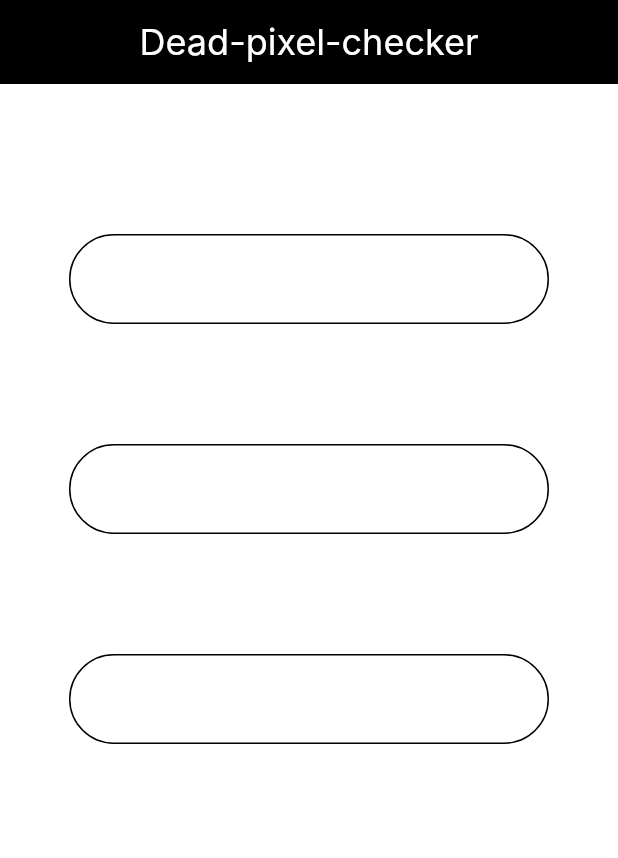
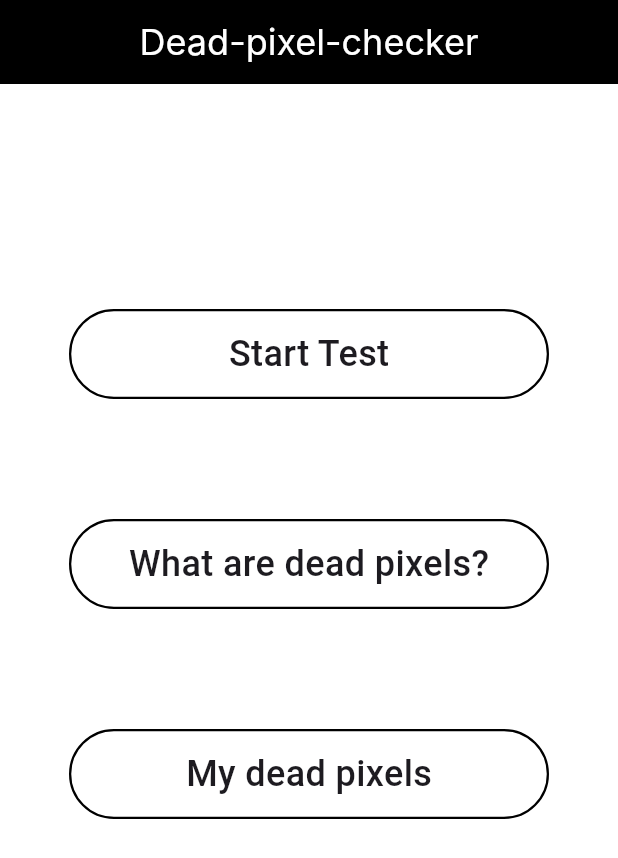
Before and after one commit to ShaaradNJ/Dead-Pixel-Checker-App, a Flutter app: the screen it shows after launch, on a phone screen of 412 x 824 dp. Shown: the top 858 px of the screen. Run offline on Flutter 3.47's test engine with Material 3 defaults, Android fonts, the phone set to English and light mode, and no system bars; Roboto replaces fonts that are missing (Inter).

Commit message:
completed home screen excpet the :settings: symbol...

```diff
--- a/lib/home_screen.dart
+++ b/lib/home_screen.dart
@@ -22,15 +22,26 @@ class HomeScreen extends StatelessWidget {
         children: [
           Center(
             child: Padding(
-              padding: const EdgeInsets.fromLTRB(10,100,10,10),
+              padding: const EdgeInsets.fromLTRB(10,150,10,10),
               child: Container(
                 height: 60,
                 width: 320,
                 decoration:BoxDecoration(
                 color: const Color.fromARGB(255, 255, 255, 255),
-                  border: Border.all(),
+                  border: Border.all(
+                    width: 1.5,
+                  ),
                   borderRadius: BorderRadius.circular(30),
 
+                ),
+                child: const Center(
+                  child:  Text("Start Test",
+                  style: TextStyle(
+                    fontSize: 24,
+                    fontWeight: FontWeight.w500,
+                  ),
+
+                )
                 ),
               ),
             ),
@@ -45,9 +56,20 @@ class HomeScreen extends StatelessWidget {
                 width: 320,
                 decoration:BoxDecoration(
                 color: const Color.fromARGB(255, 255, 255, 255),
-                  border: Border.all(),
+                  border: Border.all(
+                    width: 1.5,
+                  ),
                   borderRadius: BorderRadius.circular(30),
 
+                ),
+                child: const Center(
+                  child: Text("What are dead pixels?",
+                  style: TextStyle(
+                    fontSize: 24,
+                    fontWeight: FontWeight.w500,
+                  ),
+
+                  ),
                 ),
               ),
             ),
@@ -62,12 +84,26 @@ class HomeScreen extends StatelessWidget {
                 width: 320,
                 decoration:BoxDecoration(
                 color: const Color.fromARGB(255, 255, 255, 255),
-                  border: Border.all(),
+                  border: Border.all(
+                    width:1.5,
+                  ),
                   borderRadius: BorderRadius.circular(30),
 
                 ),
+                child: const Center(
+                  child: Text("My dead pixels",
+                  style: TextStyle(
+                    fontSize: 24,
+                    fontWeight: FontWeight.w500,
+                  ),
+
+
+                  ),
+                ),
               ),
+
             ),
+
           )
         ],
       ),
```
